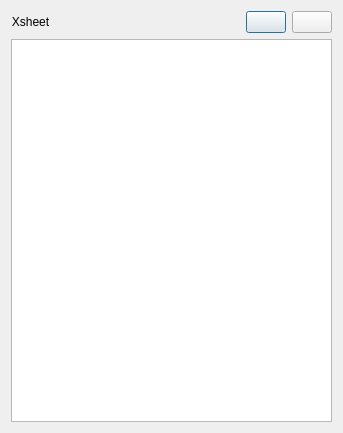
Above: app/ui/xsheet.ui from pencil2d/pencil before the change. Below: the same form after it.
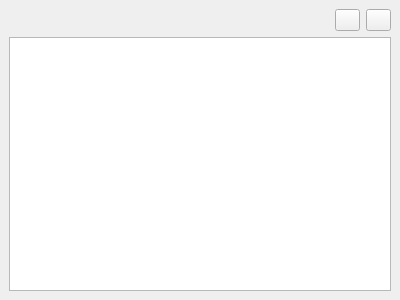
That is the form after the change. Icons and pictures are not drawn.

Commit message: WIP FileDialog loads twice. Ignore commit

Patch:
```diff
--- a/app/ui/xsheet.ui
+++ b/app/ui/xsheet.ui
@@ -1,43 +1,29 @@
 <?xml version="1.0" encoding="UTF-8"?>
 <ui version="4.0">
  <class>Xsheet</class>
- <widget class="QDialog" name="Xsheet">
+ <widget class="QDockWidget" name="Xsheet">
   <property name="geometry">
    <rect>
     <x>0</x>
     <y>0</y>
-    <width>343</width>
-    <height>433</height>
+    <width>400</width>
+    <height>300</height>
    </rect>
   </property>
-  <property name="sizePolicy">
-   <sizepolicy hsizetype="Expanding" vsizetype="Expanding">
-    <horstretch>0</horstretch>
-    <verstretch>0</verstretch>
-   </sizepolicy>
+  <property name="windowIcon">
+   <iconset resource="../data/app.qrc">
+    <normaloff>:/icons/icon.png</normaloff>:/icons/icon.png</iconset>
   </property>
-  <property name="minimumSize">
-   <size>
-    <width>130</width>
-    <height>0</height>
-   </size>
+  <property name="floating">
+   <bool>false</bool>
   </property>
   <property name="windowTitle">
    <string>Xsheet</string>
   </property>
+  <widget class="QWidget" name="dockWidgetContents">
   <layout class="QVBoxLayout" name="verticalLayout">
    <item>
     <layout class="QHBoxLayout" name="horizontalLayout">
-     <item>
-      <widget class="QLabel" name="labHeader">
-       <property name="text">
-        <string>Xsheet</string>
-       </property>
-       <property name="alignment">
-        <set>Qt::AlignCenter</set>
-       </property>
-      </widget>
-     </item>
      <item>
       <spacer name="horizontalSpacer">
        <property name="orientation">
@@ -55,7 +41,7 @@
       <widget class="QPushButton" name="btnNoPapa">
        <property name="maximumSize">
         <size>
-         <width>40</width>
+          <width>25</width>
          <height>16777215</height>
         </size>
        </property>
@@ -66,19 +52,13 @@
         <iconset resource="../data/app.qrc">
          <normaloff>:/icons/papagayoNo.png</normaloff>:/icons/papagayoNo.png</iconset>
        </property>
-       <property name="iconSize">
-        <size>
-         <width>16</width>
-         <height>16</height>
-        </size>
-       </property>
       </widget>
      </item>
      <item>
       <widget class="QPushButton" name="btnPapa">
        <property name="maximumSize">
         <size>
-         <width>40</width>
+          <width>25</width>
          <height>16777215</height>
         </size>
        </property>
@@ -95,38 +75,27 @@
    </item>
    <item>
     <widget class="QTableWidget" name="tableXsheet">
-     <property name="enabled">
-      <bool>true</bool>
-     </property>
      <property name="font">
       <font>
-       <pointsize>10</pointsize>
+        <pointsize>8</pointsize>
       </font>
      </property>
      <property name="editTriggers">
       <set>QAbstractItemView::NoEditTriggers</set>
      </property>
-     <property name="alternatingRowColors">
-      <bool>false</bool>
-     </property>
      <property name="selectionMode">
       <enum>QAbstractItemView::SingleSelection</enum>
      </property>
-     <property name="wordWrap">
-      <bool>false</bool>
-     </property>
      <attribute name="horizontalHeaderVisible">
       <bool>false</bool>
      </attribute>
-     <attribute name="horizontalHeaderDefaultSectionSize">
-      <number>200</number>
-     </attribute>
      <attribute name="verticalHeaderVisible">
       <bool>false</bool>
      </attribute>
     </widget>
    </item>
   </layout>
+  </widget>
  </widget>
  <resources>
   <include location="../data/app.qrc"/>
```
Lines whose indentation alone changed are shown as unchanged. The commit also changes 8 other files.
